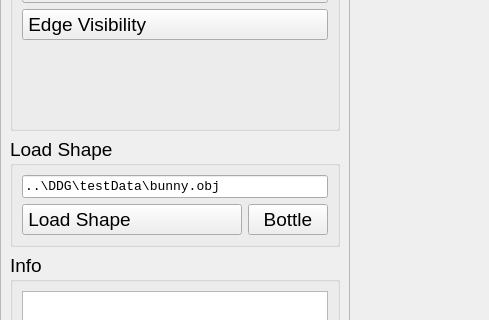
Old version of the form RenderWindow.ui in the repository Pat-Tron/GeoAlgorithmStudy; both pictures show x 0 to 489 and y 187 to 507 of the 1100 by 600 pixel window.
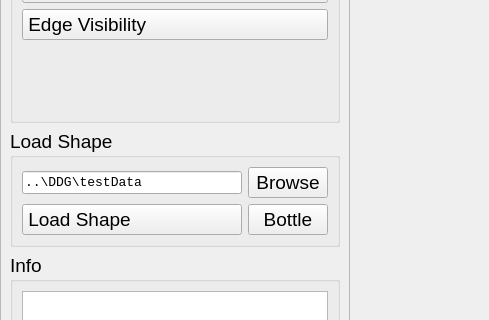
New version of the form. Custom widgets are drawn as their Qt base class.

Diff of the .ui file:
```diff
--- a/RenderWindow.ui
+++ b/RenderWindow.ui
@@ -149,6 +149,24 @@
          </property>
          <layout class="QVBoxLayout" name="verticalLayout_4">
           <item>
+           <widget class="QWidget" name="widget_3" native="true">
+            <layout class="QHBoxLayout" name="horizontalLayout_3" stretch="9,1">
+             <property name="sizeConstraint">
+              <enum>QLayout::SetDefaultConstraint</enum>
+             </property>
+             <property name="leftMargin">
+              <number>0</number>
+             </property>
+             <property name="topMargin">
+              <number>0</number>
+             </property>
+             <property name="rightMargin">
+              <number>0</number>
+             </property>
+             <property name="bottomMargin">
+              <number>0</number>
+             </property>
+             <item>
            <widget class="QLineEdit" name="lineEdit_filePath">
             <property name="font">
              <font>
@@ -157,8 +175,23 @@
              </font>
             </property>
             <property name="text">
-             <string>..\DDG\testData\bunny.obj</string>
-            </property>
+                <string>..\DDG\testData</string>
+               </property>
+              </widget>
+             </item>
+             <item>
+              <widget class="QPushButton" name="pushButton_Browse">
+               <property name="font">
+                <font>
+                 <pointsize>14</pointsize>
+                </font>
+               </property>
+               <property name="text">
+                <string>Browse</string>
+               </property>
+              </widget>
+             </item>
+            </layout>
            </widget>
           </item>
           <item>
```
Left out of the diff: 10 changed lines with no effect on the pictures. Lines whose indentation alone changed are shown as unchanged.
